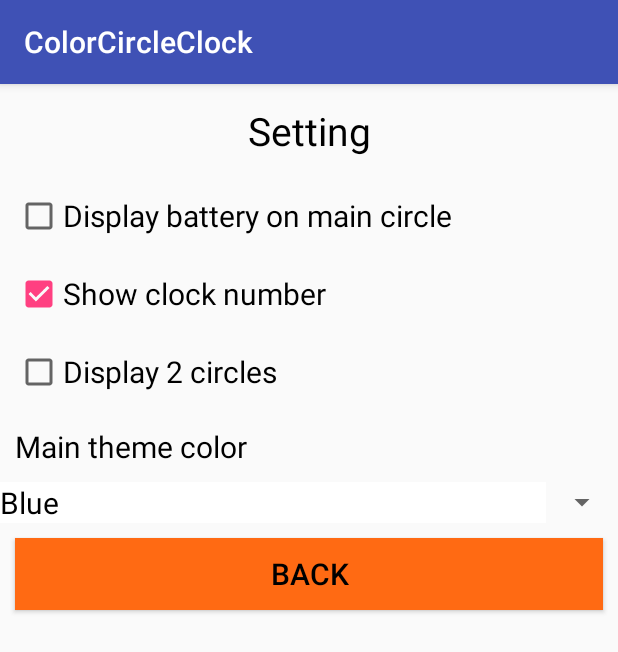
After one commit to Lilichuan/TechStyleLiveWallpaper, an Android app: the fragment SetFragment shown on its own in the app's theme, on a phone screen of 412 x 824 dp. The commit adds this screen. Shown: the top 652 px of the screen. Run offline under Robolectric (Android 15) with nearby library versions, the phone set to English and light mode, and no system bars.

Commit message:
Add files

```diff
--- a/app/build.gradle
+++ b/app/build.gradle
@@ -25,5 +25,6 @@ dependencies {
         exclude group: 'com.android.support', module: 'support-annotations'
     })
     compile 'com.android.support:appcompat-v7:24.2.1'
+    compile 'com.android.support:support-v4:24.2.1'
     testCompile 'junit:junit:4.12'
 }
--- a/app/src/main/java/com/wallpaper/tim/phoneinsidewallpaper/Set/Setting.java
+++ b/app/src/main/java/com/wallpaper/tim/phoneinsidewallpaper/Set/Setting.java
@@ -1,8 +1,134 @@
 package com.wallpaper.tim.phoneinsidewallpaper.Set;
+
+import android.content.Context;
+import android.content.SharedPreferences;
+import android.text.TextUtils;
 
 /**
  * Created by tim on 2016/10/17.
+ * Set project value.
  */
 
 public class Setting {
+
+    private SharedPreferences sp;
+
+    private static final String SP_NAME = "SettingValue" ;
+    private static final String KEY_THEME_COLOR = "color";
+
+    private static final String KEY_SHOW_CLOCK = "showClock";
+    private static final String KEY_DISPLAY_2_LAYER = "secondLayer";
+    private static final String KEY_2_LAYER_COUNT = "secondLayerCount";
+    private static final String KEY_COLOR = "color";
+    private static final String KEY_ERROR = "error";
+    private static final String KEY_MAIN_SHADOW = "mainShadow";
+    private static final String KEY_SHOW_BATTERY = "showBattery";
+
+    public static final int CIRCLE_SPLIT_MAX = 180;
+    public static final int CIRCLE_SPLIT_MINI = 3;
+
+    public Setting(Context context){
+        sp = context.getSharedPreferences(SP_NAME, Context.MODE_PRIVATE);
+    }
+
+    public void setColor(String color){
+        if(TextUtils.isEmpty(color)){
+            return;
+        }
+
+        sp.edit().putString(KEY_THEME_COLOR, color).apply();
+    }
+
+    public String getColor(){
+        return sp.getString(KEY_THEME_COLOR, Colors.BLUE);
+    }
+
+
+    /*
+    *
+    * Display clock setting
+    * */
+    public void setShowClock(boolean show){
+        sp.edit().putBoolean(KEY_SHOW_CLOCK, show).apply();
+    }
+
+    public boolean isShowClock(){
+        return sp.getBoolean(KEY_SHOW_CLOCK, true);
+    }
+
+
+    /*
+    *
+    * Display two circles setting
+    * */
+    public void setShow2Layer(boolean show){
+        sp.edit().putBoolean(KEY_DISPLAY_2_LAYER, show).apply();
+    }
+
+    public boolean getShow2Layer(){
+        return sp.getBoolean(KEY_DISPLAY_2_LAYER, false);
+    }
+
+    /*
+    *
+    * 2nd circle split count setting
+    * */
+    public void set2ndLayerSplit(int count){
+        if(count < 2){
+            return;
+        }
+        sp.edit().putInt(KEY_2_LAYER_COUNT, count).apply();
+    }
+
+    public int get2ndLayerSplit(){
+        return sp.getInt(KEY_2_LAYER_COUNT, CIRCLE_SPLIT_MINI);
+    }
+
+    public String getFadeColor(){
+        return getFadeColor(getColor());
+    }
+
+    public static String getFadeColor(String selectColor){
+        String color;
+
+        switch (selectColor){
+            case Colors.GREEN:
+                color = "#57863A";
+                break;
+            case Colors.ORANGE:
+                color = "#6b2c07";
+                break;
+            case Colors.PURPLE:
+                color = "#371F3C";
+                break;
+            case Colors.BLUE:
+                color = "#264B76";
+                break;
+            case Colors.RAD :
+                color = "#470000";
+                break;
+            case Colors.BARNEY:
+                color = "#340013";
+                break;
+            case Colors.YELLOW:
+                color = "#9C7A3A";
+                break;
+            default:
+                color = "#ffffff";
+        }
+
+        return color;
+    }
+
+    /*
+    *
+    * */
+    public void setShowBattery(boolean showBattery){
+        sp.edit().putBoolean(KEY_SHOW_BATTERY, showBattery).apply();
+    }
+
+    public boolean isShowBattery(){
+        return sp.getBoolean(KEY_SHOW_BATTERY, false);
+    }
+
 }
--- /dev/null
+++ b/app/src/main/java/com/wallpaper/tim/phoneinsidewallpaper/UI/SetFragment.java
@@ -0,0 +1,226 @@
+package com.wallpaper.tim.phoneinsidewallpaper.UI;
+
+
+import android.os.Bundle;
+import android.support.v4.app.Fragment;
+import android.view.LayoutInflater;
+import android.view.View;
+import android.view.ViewGroup;
+import android.widget.AdapterView;
+import android.widget.ArrayAdapter;
+import android.widget.CheckBox;
+import android.widget.CompoundButton;
+import android.widget.SeekBar;
+import android.widget.Spinner;
+import android.widget.TextView;
+
+import com.wallpaper.tim.phoneinsidewallpaper.R;
+import com.wallpaper.tim.phoneinsidewallpaper.Set.Colors;
+import com.wallpaper.tim.phoneinsidewallpaper.Set.Setting;
+
+
+public class SetFragment extends Fragment {
+
+    private Setting setting;
+    private View secondLayerArea;
+    private TextView splitCountText;
+
+    public SetFragment() {
+        // Required empty public constructor
+    }
+
+
+    public static SetFragment newInstance() {
+        SetFragment fragment = new SetFragment();
+        Bundle args = new Bundle();
+        fragment.setArguments(args);
+        return fragment;
+    }
+
+    @Override
+    public void onCreate(Bundle savedInstanceState) {
+        super.onCreate(savedInstanceState);
+//        if (getArguments() != null) {
+//            mParam1 = getArguments().getString(ARG_PARAM1);
+//            mParam2 = getArguments().getString(ARG_PARAM2);
+//        }
+    }
+
+    @Override
+    public View onCreateView(LayoutInflater inflater, ViewGroup container,
+                             Bundle savedInstanceState) {
+        View root = inflater.inflate(R.layout.fragment_set, container, false);
+
+        setting = new Setting(getContext());
+
+        CheckBox showClock = (CheckBox)root.findViewById(R.id.showClock);
+        showClock.setChecked(setting.isShowClock());
+        showClock.setOnCheckedChangeListener(new CompoundButton.OnCheckedChangeListener() {
+            @Override
+            public void onCheckedChanged(CompoundButton buttonView, boolean isChecked) {
+                setting.setShowClock(isChecked);
+            }
+        });
+
+        CheckBox display2ndLayer = (CheckBox)root.findViewById(R.id.show2ndLayer);
+        display2ndLayer.setChecked(setting.getShow2Layer());
+        display2ndLayer.setOnCheckedChangeListener(new CompoundButton.OnCheckedChangeListener() {
+            @Override
+            public void onCheckedChanged(CompoundButton buttonView, boolean isChecked) {
+                setting.setShow2Layer(isChecked);
+                secondLayerArea.setVisibility(isChecked ? View.VISIBLE : View.GONE);
+            }
+        });
+
+        root.findViewById(R.id.back).setOnClickListener(new View.OnClickListener() {
+            @Override
+            public void onClick(View v) {
+                backInterface.onBack();
+            }
+        });
+
+        CheckBox showBattery = (CheckBox)root.findViewById(R.id.showBattery);
+        showBattery.setChecked(setting.isShowBattery());
+        showBattery.setOnCheckedChangeListener(new CompoundButton.OnCheckedChangeListener() {
+            @Override
+            public void onCheckedChanged(CompoundButton buttonView, boolean isChecked) {
+                setting.setShowBattery(isChecked);
+            }
+        });
+
+//        CheckBox displayShadow = (CheckBox)root.findViewById(R.id.showShadow);
+//        displayShadow.setChecked(setting.isShowMainCircleShadow());
+//        displayShadow.setOnCheckedChangeListener(new CompoundButton.OnCheckedChangeListener() {
+//            @Override
+//            public void onCheckedChanged(CompoundButton compoundButton, boolean b) {
+//                setting.setShowMainCircleShadow(b);
+//            }
+//        });
+
+        initSecondCircleSettingView(root);
+        initColorSelect(root);
+
+        return root;
+    }
+
+    private void initSecondCircleSettingView(View root){
+        secondLayerArea = root.findViewById(R.id.secondLayerArea);
+        secondLayerArea.setVisibility(setting.getShow2Layer() ? View.VISIBLE : View.GONE);
+        splitCountText = (TextView)root.findViewById(R.id.splitCountText);
+        SeekBar circleSplitSeekBar = (SeekBar)root.findViewById(R.id.splitCountSeekBar);
+        circleSplitSeekBar.setMax(Setting.CIRCLE_SPLIT_MAX);
+        circleSplitSeekBar.setProgress(setting.get2ndLayerSplit());
+        circleSplitSeekBar.setOnSeekBarChangeListener(new SeekBar.OnSeekBarChangeListener() {
+            @Override
+            public void onProgressChanged(SeekBar seekBar, int progress, boolean fromUser) {
+                if(progress < Setting.CIRCLE_SPLIT_MINI && fromUser){
+                    progress = Setting.CIRCLE_SPLIT_MINI;
+                }
+                setSplitText(progress);
+                setting.set2ndLayerSplit(progress);
+            }
+
+            @Override
+            public void onStartTrackingTouch(SeekBar seekBar) {
+
+            }
+
+            @Override
+            public void onStopTrackingTouch(SeekBar seekBar) {
+
+            }
+        });
+        setSplitText(setting.get2ndLayerSplit());
+
+    }
+
+    private void setSplitText(int count){
+        splitCountText.setText(getString(R.string.secondLayerSplitCount, count));
+    }
+
+    private void initColorSelect(View root){
+        String[] colors = getResources().getStringArray(R.array.colors);
+        ArrayAdapter<String> adapter = new ArrayAdapter<>(getContext(), R.layout.selection_textview, colors);
+        Spinner spinner = (Spinner)root.findViewById(R.id.select_color);
+        spinner.setAdapter(adapter);
+        spinner.setOnItemSelectedListener(new AdapterView.OnItemSelectedListener() {
+            @Override
+            public void onItemSelected(AdapterView<?> parent, View view, int position, long id) {
+                String s;
+                switch (position){
+                    case 0:
+                        s = Colors.GREEN;
+                        break;
+                    case 1:
+                        s = Colors.PURPLE;
+                        break;
+                    case 2:
+                        s = Colors.ORANGE;
+                        break;
+                    case 3:
+                        s = Colors.BLUE;
+                        break;
+                    case 4:
+                        s = Colors.RAD;
+                        break;
+                    case 5:
+                        s = Colors.BARNEY;
+                        break;
+                    case 6:
+                        s = Colors.YELLOW;
+                        break;
+                    default:
+                        s = Colors.ORANGE;
+                }
+
+                setting.setColor(s);
+            }
+
+            @Override
+            public void onNothingSelected(AdapterView<?> parent) {
+
+            }
+        });
+
+        int position;
+
+        switch (setting.getColor()){
+            case Colors.GREEN:
+                position = 0;
+                break;
+            case Colors.PURPLE:
+                position = 1;
+                break;
+            case Colors.ORANGE:
+                position = 2;
+                break;
+            case Colors.BLUE:
+                position = 3;
+                break;
+            case Colors.RAD:
+                position = 4;
+                break;
+            case Colors.BARNEY:
+                position = 5;
+                break;
+            default:
+                position = 2;
+        }
+
+
+        spinner.setSelection(position);
+    }
+
+
+    private BackInterface backInterface;
+
+    public void setBackInterface(BackInterface backInterface) {
+        this.backInterface = backInterface;
+    }
+
+    public interface BackInterface{
+
+        void onBack();
+    }
+
+}
--- /dev/null
+++ b/app/src/main/res/layout/fragment_set.xml
@@ -0,0 +1,77 @@
+<ScrollView xmlns:android="http://schemas.android.com/apk/res/android"
+    xmlns:tools="http://schemas.android.com/tools"
+    android:layout_width="match_parent"
+    android:layout_height="match_parent"
+    tools:context="com.wallpaper.tim.phoneinsidewallpaper.UI.SetFragment">
+
+<LinearLayout
+    android:layout_width="match_parent"
+    android:layout_height="wrap_content"
+    android:orientation="vertical">
+
+    <TextView
+        android:layout_width="match_parent"
+        android:layout_height="wrap_content"
+        android:gravity="center"
+        android:text="@string/setting"
+        android:textSize="@dimen/bigger_text_size"
+        android:textColor="@color/black"
+        android:layout_margin="13dp"/>
+
+    <CheckBox
+        android:id="@+id/showBattery"
+        style="@style/set_title_text"
+        android:text="@string/showBattery"/>
+
+    <CheckBox
+        android:id="@+id/showClock"
+        style="@style/set_title_text"
+        android:text="@string/showClock"/>
+
+    <CheckBox
+        android:id="@+id/show2ndLayer"
+        style="@style/set_title_text"
+        android:text="@string/display_2nd_layer"/>
+    <!--<CheckBox-->
+    <!--android:id="@+id/showShadow"-->
+    <!--style="@style/set_title_text"-->
+    <!--android:text="@string/displayMainShadow"/>-->
+
+    <LinearLayout
+        android:id="@+id/secondLayerArea"
+        android:layout_width="match_parent"
+        android:layout_height="wrap_content"
+        android:orientation="vertical"
+        android:layout_margin="10dp">
+
+        <TextView
+            android:id="@+id/splitCountText"
+            style="@style/set_title_text"
+            android:text="@string/secondLayerSplitCount" />
+
+        <SeekBar
+            android:id="@+id/splitCountSeekBar"
+            android:layout_width="match_parent"
+            android:layout_height="wrap_content"
+            android:layout_margin="10dp"/>
+
+    </LinearLayout>
+
+    <TextView
+        style="@style/set_title_text"
+        android:text="@string/main_theme_color"/>
+
+    <Spinner
+        android:id="@+id/select_color"
+        android:layout_width="match_parent"
+        android:layout_height="wrap_content"/>
+
+    <Button
+        android:id="@+id/back"
+        style="@style/set_title_text"
+        android:text="@string/back"
+        android:background="@color/orange"/>
+
+</LinearLayout>
+
+</ScrollView>
--- /dev/null
+++ b/app/src/main/res/layout/selection_textview.xml
@@ -0,0 +1,10 @@
+<?xml version="1.0" encoding="utf-8"?>
+<TextView xmlns:android="http://schemas.android.com/apk/res/android"
+    android:layout_width="match_parent"
+    android:layout_height="wrap_content"
+    android:textSize="@dimen/normal_text_size"
+    android:textColor="@color/black"
+    android:background="@color/white"
+    android:layout_margin="10dp">
+
+</TextView>
--- a/app/src/main/res/values/colors.xml
+++ b/app/src/main/res/values/colors.xml
@@ -3,4 +3,9 @@
     <color name="colorPrimary">#3F51B5</color>
     <color name="colorPrimaryDark">#303F9F</color>
     <color name="colorAccent">#FF4081</color>
+
+    <color name="white">#ffffff</color>
+    <color name="black">#000000</color>
+    <color name="orange">#ff6a13</color>
+    <color name="rad">#B20000</color>
 </resources>
--- a/app/src/main/res/values/strings.xml
+++ b/app/src/main/res/values/strings.xml
@@ -1,3 +1,41 @@
 <resources>
-    <string name="app_name">PhoneInsideWallpaper</string>
+    <string name="app_name">ColorCircleClock</string>
+
+    <string name="yes">Yes</string>
+    <string name="no">No</string>
+    <string name="back">Back</string>
+    <string name="showClock">Show clock number</string>
+    <string name="display_2nd_layer">Display 2 circles</string>
+    <string name="display_error">Display easter agg</string>
+    <string name="displayMainShadow">Display main circle shadow</string>
+    <string name="secondLayerSplitCount">Second circle display count:%d</string>
+    <string name="setting">Setting</string>
+
+    <string name="main_theme_color">Main theme color</string>
+
+    <string-array name="colors">
+        <item>Green</item>
+        <item>Purple</item>
+        <item>Orange</item>
+        <item>Blue</item>
+        <item>Rad</item>
+        <item>Barney color</item>
+        <item>Yellow</item>
+    </string-array>
+
+    <string name="wallpaper_author">Lilichuan</string>
+    <string name="wallpaper_description">Divition style clock</string>
+    <string name="showBattery">Display battery on main circle</string>
+
+    <string-array name="error_code">
+        <item>Error:Romeo</item>
+        <item>Error:Delta</item>
+        <item>Error:MIKE</item>
+        <item>Error:Aiden Pearce hacked</item>
+        <item>Error:Bishop hacked</item>
+    </string-array>
+
+    <string name="battery">Bettery</string>
+    <string name="strength">Strength</string>
+
 </resources>
--- a/app/src/main/res/values/styles.xml
+++ b/app/src/main/res/values/styles.xml
@@ -8,4 +8,12 @@
         <item name="colorAccent">@color/colorAccent</item>
     </style>
 
+    <style name="set_title_text">
+        <item name="android:layout_width">match_parent</item>
+        <item name="android:layout_height">wrap_content</item>
+        <item name="android:textSize">@dimen/normal_text_size</item>
+        <item name="android:textColor">@color/black</item>
+        <item name="android:layout_margin">10dp</item>
+    </style>
+
 </resources>
```
Also changed, not shown: app/src/main/java/com/wallpaper/tim/phoneinsidewallpaper/Draw/DrawSecondTool.java (added, +75 -0 lines), app/src/main/java/com/wallpaper/tim/phoneinsidewallpaper/Draw/Line.java (added, +41 -0 lines), app/src/main/java/com/wallpaper/tim/phoneinsidewallpaper/Set/Colors.java (+12 -1 lines), app/src/main/java/com/wallpaper/tim/phoneinsidewallpaper/UI/MWallPaperView.java (added, +23 -0 lines), app/src/main/res/values/dimens.xml (+13 -0 lines), 2 other files.
